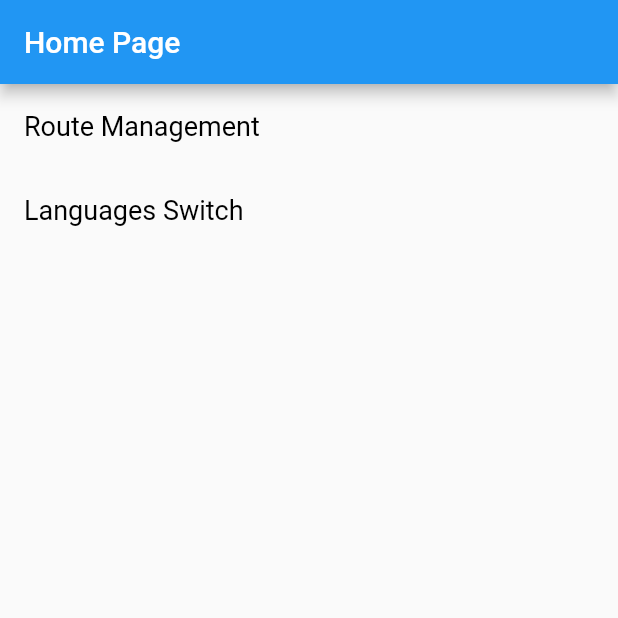
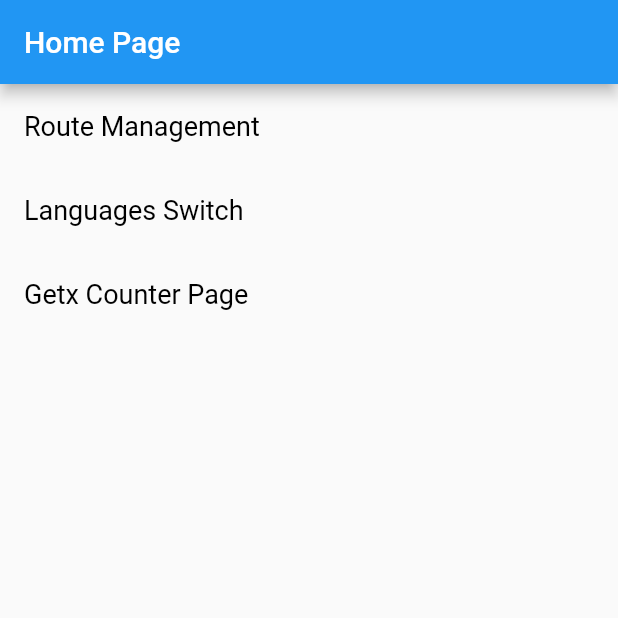
Before and after one commit to chengww5217/getx_quick_start, a Flutter app: the screen it shows after launch, on a phone screen of 412 x 824 dp, the top half of it. Run offline on Flutter 3.47's test engine with Material 2 defaults, Android fonts, the phone set to English and light mode, and no system bars; our stand-ins replace get, shared_preferences.

Commit message:
feat: add getx counter

```diff
--- a/lib/common/components/page_common.dart
+++ b/lib/common/components/page_common.dart
@@ -5,7 +5,9 @@ AppBar buildAppBar(String title) => AppBar(
       brightness: Brightness.dark,
     );
 
-Scaffold buildScaffold({String title, Widget body}) => Scaffold(
-      appBar: title == null ? null : buildAppBar(title),
-      body: body,
-    );
+Scaffold buildScaffold(
+        {String title, Widget body, Widget floatingActionButton}) =>
+    Scaffold(
+        appBar: title == null ? null : buildAppBar(title),
+        body: body,
+        floatingActionButton: floatingActionButton);
--- a/lib/common/lang/en_us.dart
+++ b/lib/common/lang/en_us.dart
@@ -18,4 +18,6 @@ const Map<String, String> en_US = {
   Lang.titleLanguagesENUS: 'English, US',
   Lang.titleLanguagesZHCN: '中文, 中国',
   Lang.titleLanguagesZHTW: '中文, 中國臺灣',
+  Lang.titleGetxCounter: 'Getx Counter Page',
+  Lang.contentGetxCounterPressed: 'You have pressed @counter times',
 };
--- a/lib/common/lang/lang_keys.dart
+++ b/lib/common/lang/lang_keys.dart
@@ -16,4 +16,6 @@ abstract class Lang {
   static const titleLanguagesENUS = "titleLanguagesENUS";
   static const titleLanguagesZHCN = "titleLanguagesZHCN";
   static const titleLanguagesZHTW = "titleLanguagesZHTW";
+  static const titleGetxCounter = "titleGetxCounter";
+  static const contentGetxCounterPressed = "contentGetxCounterPressed";
 }
--- a/lib/common/lang/zh_cn.dart
+++ b/lib/common/lang/zh_cn.dart
@@ -22,4 +22,6 @@ const Map<String, String> zh_CN = {
   Lang.titleLanguagesENUS: 'English, US',
   Lang.titleLanguagesZHCN: '中文, 中国',
   Lang.titleLanguagesZHTW: '中文, 中國臺灣',
+  Lang.titleGetxCounter: 'Getx 计数器',
+  Lang.contentGetxCounterPressed: '你点击了 @counter 次',
 };
--- a/lib/common/routes/app_pages.dart
+++ b/lib/common/routes/app_pages.dart
@@ -1,4 +1,5 @@
 import 'package:get/get.dart';
+import 'package:getx_quick_start/pages/getx_counter/getx_counter_page.dart';
 import 'package:getx_quick_start/pages/home/details_page.dart';
 import 'package:getx_quick_start/pages/home/home_page.dart';
 import 'package:getx_quick_start/pages/not_found/not_found_page.dart';
@@ -14,6 +15,7 @@ class AppPages {
     GetPage(name: Home, page: () => HomePage()),
     GetPage(name: Details, page: () => DetailsPage()),
     GetPage(name: Languages, page: () => LanguagesPage()),
+    GetPage(name: GetxCounter, page: () => GetxCounterPage()),
     notFoundPage,
   ];
 }
--- a/lib/common/routes/app_routes.dart
+++ b/lib/common/routes/app_routes.dart
@@ -5,4 +5,6 @@ const Details = "/details";
 
 const Languages = "/languages";
 
+const GetxCounter = "/getx_counter";
+
 const NotFound = "/404";
--- /dev/null
+++ b/lib/pages/getx_counter/counter_controller.dart
@@ -0,0 +1,11 @@
+import 'package:get/get.dart';
+
+class GetxCounterController extends GetxController {
+  int _counter = 0;
+  int get counter => _counter;
+
+  void increment() {
+    _counter++;
+    update();
+  }
+}
--- a/lib/pages/home/home_page.dart
+++ b/lib/pages/home/home_page.dart
@@ -13,7 +13,8 @@ class HomePage extends StatelessWidget {
         body: ListView(
           children: [
             buildListTitle(Lang.itemRouteManagement.tr, Details),
-            buildListTitle(Lang.titleLanguages.tr, Languages)
+            buildListTitle(Lang.titleLanguages.tr, Languages),
+            buildListTitle(Lang.titleGetxCounter.tr, GetxCounter)
           ],
         ));
   }
```
Also changed, not shown: lib/pages/getx_counter/getx_counter_page.dart (added, +32 -0 lines).
